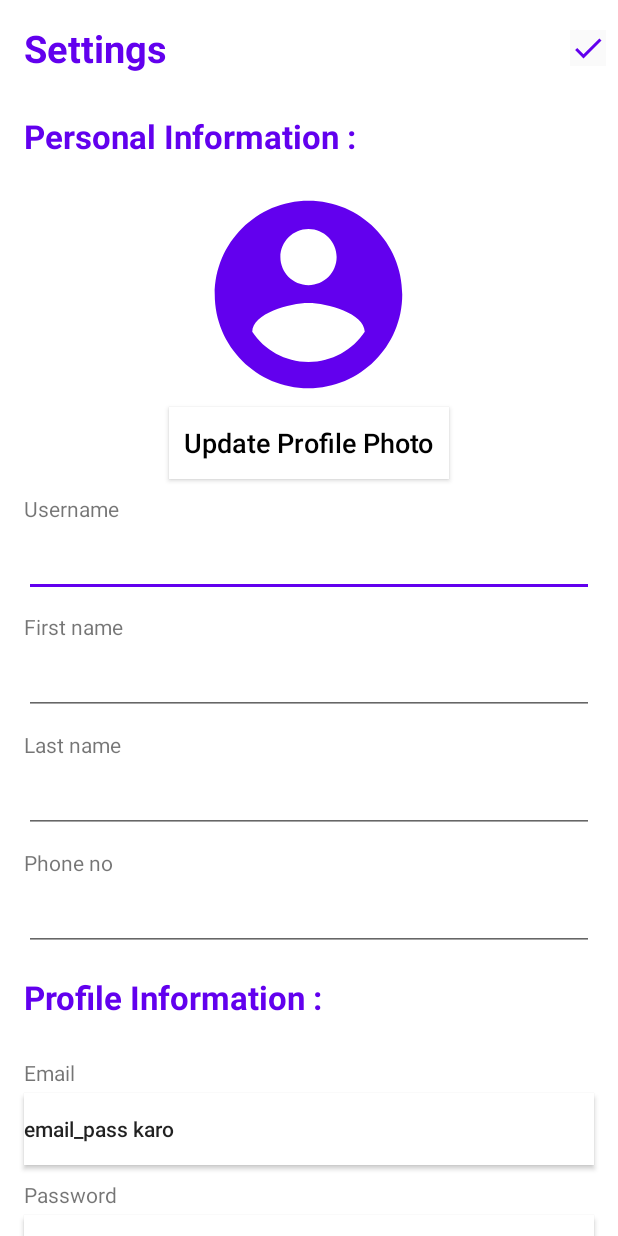
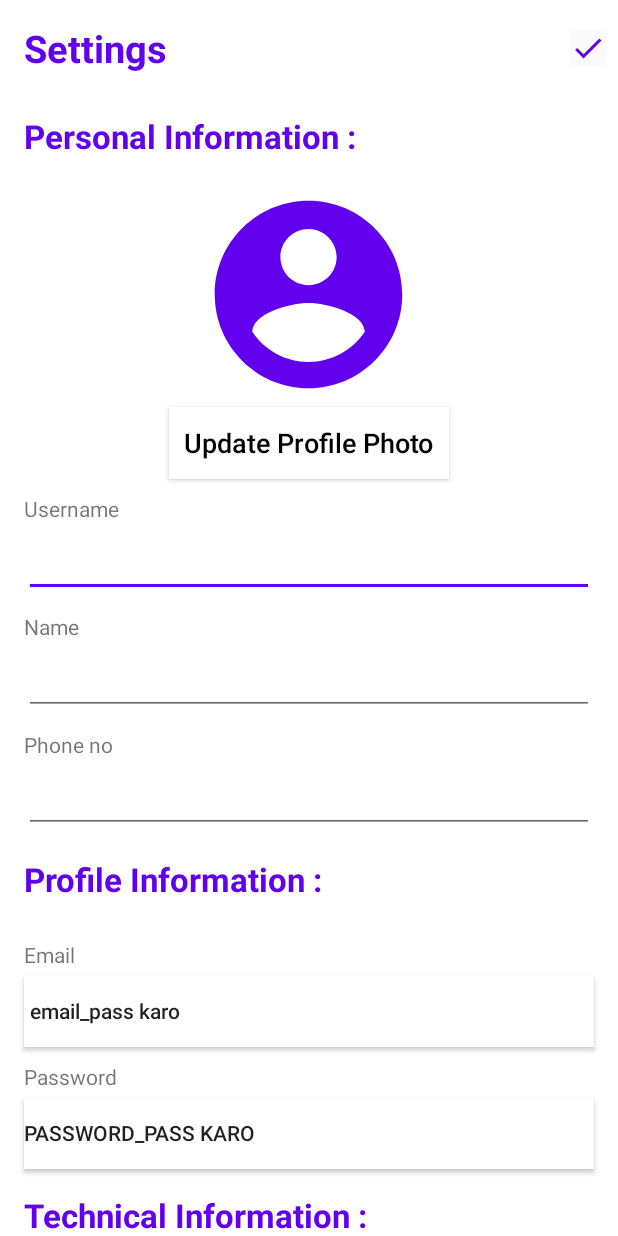
Before and after one commit to Team-VPN/DevHub-App-Development, an Android app: the EditProfile screen opened directly, with no data from a screen before it, on a phone screen of 412 x 824 dp. Run offline under Robolectric (Android 15) with nearby library versions, the phone set to English and light mode, and no system bars; our stand-ins replace CircleImageView, Firebase (no records; nobody signed in at launch, a user with empty details on screens opened directly), Picasso; libraries missing offline, so code that uses them is left out: es.dmoral.toasty; pictures from the network do not load; Roboto replaces fonts that are not available here.

Commit message:
edit_profile

```diff
--- a/DevHub App/app/src/main/java/com/teamvpn/devhub/EditProfile.kt
+++ b/DevHub App/app/src/main/java/com/teamvpn/devhub/EditProfile.kt
@@ -1,21 +1,53 @@
 package com.teamvpn.devhub
 
+import android.content.DialogInterface
 import android.content.Intent
 import androidx.appcompat.app.AppCompatActivity
 import android.os.Bundle
 import android.util.Log
+import android.view.LayoutInflater
 import android.view.View
+import android.view.ViewGroup
+import android.widget.*
 import androidx.appcompat.app.AlertDialog
+import com.google.android.gms.tasks.OnCompleteListener
 import com.google.firebase.auth.FirebaseAuth
+import com.google.firebase.auth.FirebaseAuth.*
+import com.google.firebase.auth.FirebaseUser
 import com.google.firebase.database.*
+import com.google.firebase.ktx.Firebase
+import com.squareup.picasso.Picasso
+import com.teamvpn.devhub.MainActivity.Companion.auth
 import com.teamvpn.devhub.MainActivity.Companion.database
+import com.teamvpn.devhub.ModelClass.MyUserClass
+import com.teamvpn.devhub.ModelClass.Users
 import com.teamvpn.devhub.ModelClass.userss
+import de.hdodenhof.circleimageview.CircleImageView
+import es.dmoral.toasty.Toasty
 import kotlinx.android.synthetic.main.activity_edit_profile.*
+import kotlinx.android.synthetic.main.activity_login.*
 
 import kotlinx.android.synthetic.main.activity_main.*
+import kotlinx.android.synthetic.main.fragment_setting.view.*
 
 class EditProfile : AppCompatActivity() {
 
+    lateinit var user: FirebaseUser
+    lateinit var auth : FirebaseAuth
+    //Creating member variables
+    var refUsers: DatabaseReference? = null
+    //var refUsersMain: DatabaseReference? = null
+    var firebaseUser: FirebaseUser?= null
+    var userId:String?=null
+    lateinit var edit__username: EditText
+    lateinit var edit__email: Button
+    lateinit var edit__phoneno:EditText
+    lateinit var edit__fullname:EditText
+    lateinit var edit__github:EditText
+    lateinit var edit__photo:CircleImageView
+    lateinit var edit__skills : Spinner
+    var email : String? = null
+    //lateinit var profileImage: CircleImageView
 
     override fun onCreate(savedInstanceState: Bundle?) {
         super.onCreate(savedInstanceState)
@@ -23,7 +55,135 @@ class EditProfile : AppCompatActivity() {
         setSupportActionBar(toolbar)
         //window.statusBarColor = Color.WHITE
         // to customise the toolbar
+        auth = getInstance()
 
+        edit__username = findViewById<EditText>(R.id.edit_username)
+        edit__email = findViewById<Button>(R.id.update_email)
+        edit__phoneno = findViewById<EditText>(R.id.edit_phoneno)
+        edit__fullname = findViewById(R.id.edit_firstname)
+        edit__github = findViewById(R.id.edit_github_acc)
+        //edit__skills = findViewById<Spinner>(R.id.edit_skills)
+        edit__photo = findViewById(R.id.edit_image)
+        //profileImage = findViewById<CircleImageView>(R.id.profile_image)
+
+        firebaseUser = getInstance().currentUser!!
+        //refUsers = FirebaseDatabase.getInstance().reference.child("users").child(firebaseUser!!.uid)
+        var refUsersM =
+            FirebaseDatabase.getInstance().reference.child("users").child(firebaseUser!!.uid)
+
+
+        refUsersM!!.addValueEventListener(object : ValueEventListener{
+            //Log.d("This2", "Is working")
+            override fun onDataChange(p0: DataSnapshot) {
+                if (p0.exists()) {
+                    //val user: MyUserClass? = p0.getValue(MyUserClass::class.java)
+                    val user: MyUserClass? = p0.getValue(MyUserClass::class.java)
+                    //val user_: Users? = p0.getValue(Users::class.java)
+                    //val c = user!!.getFullName()
+                    //Log.d("DEBUGGING","$c")
+
+                    Log.d("This", "Is working"+user!!.getUserName())
+                    //Niran here, just added the image db from chats to the profile section. Once everything is completed, we can merge chat db with profile db.
+
+                    email=user.getEmail()
+                    edit__username.setText(user!!.getUserName())
+                    edit__email.setText(user.getEmail())
+                    edit__phoneno.setText(user.getPhoneNumber())
+                    edit__github.setText(user.getgithub())
+                    edit__fullname.setText(user.getFullName())
+                    Picasso.get().load(user.getImageUrl()).placeholder(R.drawable.vector_asset_profile_icon_24).into(edit_image)
+                    //Picasso.get().load(user?.getImageUrl()).placeholder(R.drawable.vector_asset_profile_icon_24).into(edit__photo)
+
+                    //Picasso.get().load(user.getImageUrl()).placeholder(R.drawable.vector_asset_profile_icon_24).into(profileImage)
+                    //Picasso.get().load(user.getImageUrl()).placeholder(R.drawable.vector_asset_profile_icon_24).into(profileImage)
+                }
+            }
+            override fun onCancelled(p0: DatabaseError) {
+                Log.d("DEBUGGING","Data cancelled in profile fragment")
+            }
+        })
+
+
+
+
+
+        password_edit.setOnClickListener {
+            // build alert dialog
+            val email =email.toString()
+            Log.d("Email","passed"+email)
+
+                val dialogBuilder = android.app.AlertDialog.Builder(this)
+                // set message of alert dialog
+                dialogBuilder.setMessage("Click on 'Continue' to Reset the Password")
+                    // if the dialog is cancelable
+                    .setCancelable(false)
+                    .setPositiveButton("Continue", DialogInterface.OnClickListener { dialog, id ->
+
+                        auth.sendPasswordResetEmail(email)
+                            .addOnCompleteListener(this, OnCompleteListener { task ->
+                                if (task.isSuccessful) {
+                                    Toasty.success(
+                                        this@EditProfile,
+                                        "Reset link sent to your email",
+                                        Toast.LENGTH_LONG
+                                    ).show()
+
+                                } else {
+                                    Toasty.info(
+                                        this@EditProfile,
+                                        "Unable to send re-enter mail",
+                                        Toast.LENGTH_LONG
+                                    ).show()
+                                }
+                            })
+
+                    })
+                    // negative button text and action
+                    .setNegativeButton("Cancel", DialogInterface.OnClickListener { dialog, id ->
+                        dialog.cancel()
+                    })
+                // create dialog box
+                val alert = dialogBuilder.create()
+                // set title for alert dialog box
+                alert.setTitle("Reset Password")
+                // show alert dialog
+                alert.show()
+        }
+
+        delete_account.setOnClickListener {
+            val dialogBuilder = AlertDialog.Builder(this@EditProfile)
+            // set message of alert dialog
+            dialogBuilder.setTitle("DELETE ACCOUNT")
+            dialogBuilder.setMessage("Are you sure you want to delete the account!")
+                // if the dialog is cancelable
+                dialogBuilder.setCancelable(false)
+                dialogBuilder.setPositiveButton("Yes, I'm Sure", DialogInterface.OnClickListener { dialog, id ->
+
+                    //*************************************************************refUsersM.child(FirebaseAuth.getInstance().currentUser!!.uid).remove().addOnSuccessListener {
+                        //FirebaseAuth.getInstance().currentUser!!.delete().addOnCompleteListener{
+                        //}
+                    //*************************************************************}
+
+                    refUsersM.removeValue()
+                        .addOnCompleteListener { task ->
+                            if (task.isSuccessful) {
+                                Log.d("Delete_account", "User account deleted.")
+                                startActivity(Intent(this@EditProfile,LoginActivity::class.java))
+                                finish()
+                            }else{
+                                Log.d("Delete","unsucessfull")
+                            }
+                        }
+                })
+            dialogBuilder.setNeutralButton("Cancel",DialogInterface.OnClickListener{_,_->
+                Toasty.normal(this@EditProfile,"Cancelled",Toasty.LENGTH_LONG).show()
+
+            })
+
+            val alertdialog = dialogBuilder.create()
+            alertdialog.show()
+
+        }
 
     }
 
--- a/DevHub App/app/src/main/res/layout/activity_edit_profile.xml
+++ b/DevHub App/app/src/main/res/layout/activity_edit_profile.xml
@@ -65,7 +65,8 @@
                 android:textSize="22sp"
                 android:textColor="@color/app_color"/>
 
-            <ImageView
+            <de.hdodenhof.circleimageview.CircleImageView
+                android:id="@+id/edit_image"
                 android:layout_width="150dp"
                 android:layout_height="150dp"
                 android:src="@drawable/vector_asset_profile_icon_24"
@@ -108,31 +109,13 @@
                 android:layout_marginTop="10dp"
                 android:layout_marginLeft="16dp"
                 android:layout_marginBottom="4dp"
-                android:text="@string/user_first_name_hint"/>
+                android:text="@string/full_name_hint"/>
 
 
             <EditText
             android:id="@+id/edit_firstname"
             android:layout_width="match_parent"
                 android:inputType="text"
-            android:layout_height="wrap_content"
-                android:layout_marginRight="16dp"
-                android:layout_marginLeft="16dp"
-            style="@style/info_heading_style"/>
-
-            <TextView
-                android:layout_width="wrap_content"
-                android:layout_height="wrap_content"
-                style="@style/info_hint"
-                android:layout_marginTop="10dp"
-                android:layout_marginLeft="16dp"
-                android:layout_marginBottom="4dp"
-                android:text="@string/user_last_name_hint"/>
-
-
-            <EditText
-            android:id="@+id/edit_lastname"
-            android:layout_width="match_parent"
             android:layout_height="wrap_content"
                 android:layout_marginRight="16dp"
                 android:layout_marginLeft="16dp"
@@ -148,13 +131,13 @@
                 android:layout_marginBottom="4dp"
                 android:text="@string/user_phone_num_hint"/>
 
-        <EditText
-            android:id="@+id/edit_phoneno"
-            android:layout_width="match_parent"
-            android:layout_height="wrap_content"
-            android:layout_marginRight="16dp"
-            android:layout_marginLeft="16dp"
-            style="@style/info_heading_style"/>
+            <EditText
+                android:id="@+id/edit_phoneno"
+                style="@style/info_heading_style"
+                android:layout_width="match_parent"
+                android:layout_height="wrap_content"
+                android:layout_marginLeft="16dp"
+                android:layout_marginRight="16dp" />
 
 
             <TextView
@@ -176,11 +159,13 @@
                 android:layout_marginBottom="4dp"
                 android:text="@string/user_email_hint"/>
 
+
             <Button
                 android:id="@+id/update_email"
                 android:layout_width="match_parent"
                 android:layout_height="wrap_content"
                 android:layout_marginLeft="16dp"
+                android:paddingStart="4dp"
                 android:layout_marginRight="16dp"
                 android:background="#ffffff"
                 android:textAllCaps="false"
@@ -198,7 +183,7 @@
                 android:text="@string/user_password_hint"/>
 
             <Button
-
+            android:id="@+id/password_edit"
             android:layout_width="match_parent"
             android:layout_height="wrap_content"
             android:layout_marginLeft="16dp"
@@ -245,7 +230,7 @@
                 android:text="@string/user_skills_hint"/>
 
             <Button
-                android:id="@+id/country_entry"
+                android:id="@+id/edit_skills"
                 style="@style/info_hint"
                 android:layout_width="wrap_content"
                 android:layout_height="wrap_content"
@@ -258,6 +243,7 @@
                 app:layout_constraintVertical_bias="0.0" />
 
             <Button
+                android:id="@+id/delete_account"
                 android:layout_width="wrap_content"
                 android:layout_gravity="center"
                 android:layout_height="wrap_content"
--- a/DevHub App/app/src/main/res/values/strings.xml
+++ b/DevHub App/app/src/main/res/values/strings.xml
@@ -114,6 +114,7 @@ Password :"</string>
     <string name="gender_other">Other</string>
     <string name="user_github">GitHub Profile :</string>
     <string name="user_github_hint">GitHub profile</string>
+    <string name="full_name_hint">Name</string>
     <string-array name="user_age__array">
         <item>12</item>
         <item>13</item>
```
Also changed, not shown: DevHub App/app/src/main/java/com/teamvpn/devhub/ModelClass/MyUserClass.kt (+11 -0 lines).
